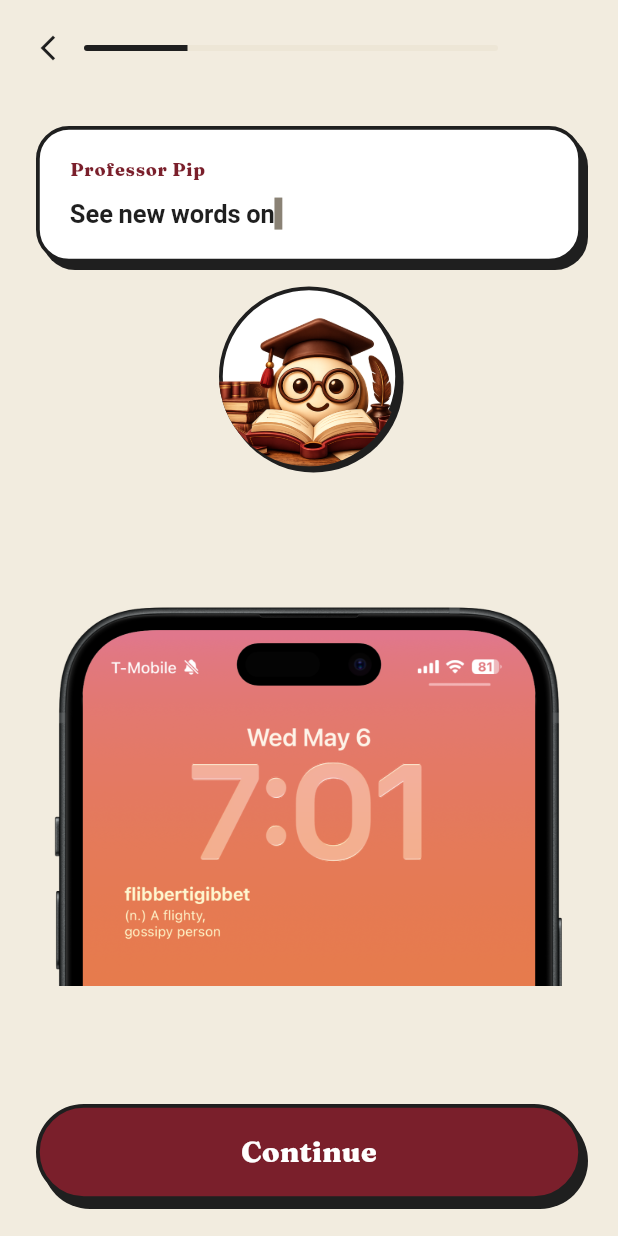
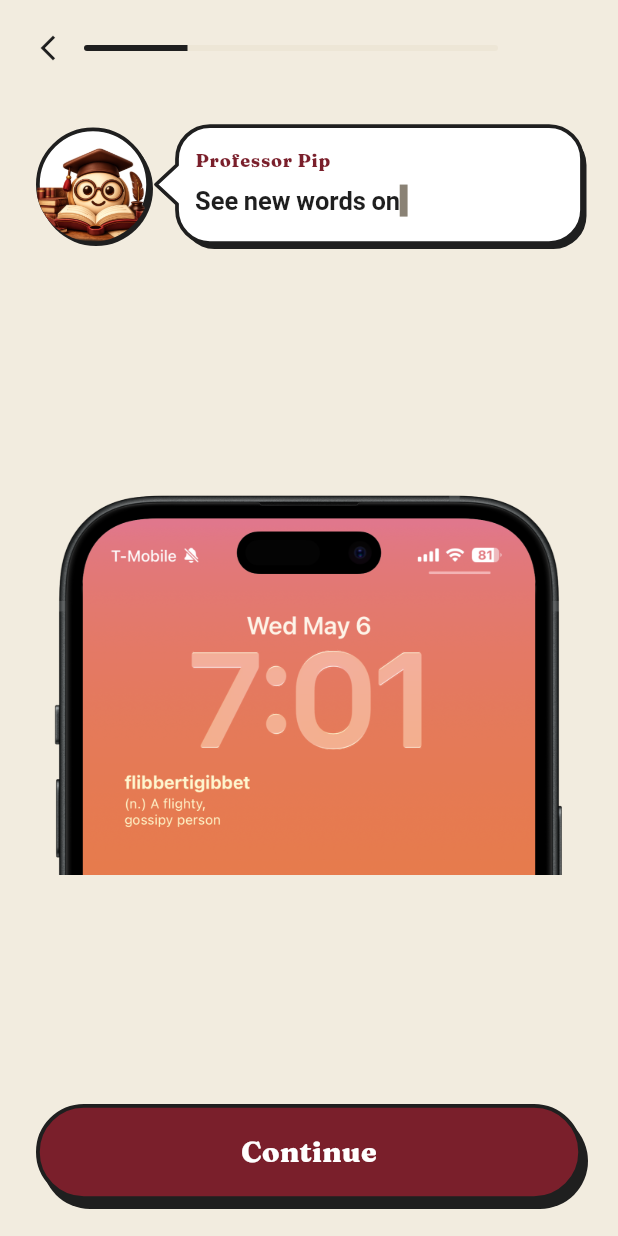
Before and after one commit to gdroel/vocabgenius, a Flutter app: the screen it shows after launch, swiped to page 5, on a phone screen of 412 x 824 dp. Run offline on Flutter 3.47's test engine with Material 3 defaults, Android fonts, the phone set to English and light mode, and no system bars; our stand-ins replace flutter_local_notifications, google_fonts, shared_preferences, timezone; missing offline and left inert: facebook_app_events, posthog_flutter, purchases_flutter, purchases_ui_flutter; network calls fail.

Commit message:
Onboarding lockscreen: Pip avatar left of a tailed bubble, bigger image
Co-Authored-By: Claude Opus 4.8 (1M context) <noreply@anthropic.com>

```diff
--- a/lib/onboarding/screens/screens.dart
+++ b/lib/onboarding/screens/screens.dart
@@ -339,6 +339,185 @@ class _PipIntroBubbleState extends State<_PipIntroBubble>
   }
 }
 
+
+/// Professor Pip avatar on the left with a speech bubble (tail pointing at
+/// him) on the right — frees vertical space so a screen's main visual can be
+/// larger. Same look as the paywall.
+class _PipSpeechRow extends StatelessWidget {
+  final List<String> lines;
+  const _PipSpeechRow({super.key, required this.lines});
+
+  @override
+  Widget build(BuildContext context) {
+    return Row(
+      crossAxisAlignment: CrossAxisAlignment.center,
+      children: [
+        Container(
+          width: 76,
+          height: 76,
+          decoration: BoxDecoration(
+            color: Colors.white,
+            shape: BoxShape.circle,
+            border: Border.all(
+              color: Brutal.borderColor,
+              width: Brutal.borderWidth,
+            ),
+            boxShadow: Brutal.shadow(dx: 2, dy: 3),
+          ),
+          clipBehavior: Clip.antiAlias,
+          child: Transform.scale(
+            scale: 1.25,
+            child: Image.asset('assets/hero-image.png', fit: BoxFit.cover),
+          ),
+        ),
+        const SizedBox(width: 4),
+        Expanded(child: _TailedPipBubble(lines: lines)),
+      ],
+    );
+  }
+}
+
+class _TailedPipBubble extends StatefulWidget {
+  final List<String> lines;
+  const _TailedPipBubble({required this.lines});
+
+  @override
+  State<_TailedPipBubble> createState() => _TailedPipBubbleState();
+}
+
+class _TailedPipBubbleState extends State<_TailedPipBubble>
+    with SingleTickerProviderStateMixin {
+  late final String _full = widget.lines.join('\n\n');
+  late final AnimationController _ctl = AnimationController(
+    vsync: this,
+    duration: Duration(milliseconds: (_full.length * 22).clamp(900, 3200)),
+  );
+  late final Animation<int> _chars = StepTween(begin: 0, end: _full.length)
+      .animate(CurvedAnimation(parent: _ctl, curve: Curves.easeOut));
+
+  int _lastTickedAt = 0;
+
+  @override
+  void initState() {
+    super.initState();
+    _chars.addListener(() {
+      final shown = _chars.value;
+      if (shown > _lastTickedAt && shown - _lastTickedAt >= 3) {
+        _lastTickedAt = shown;
+        HapticFeedback.selectionClick();
+      }
+    });
+    Future.delayed(const Duration(milliseconds: 350), () {
+      if (mounted) _ctl.forward();
+    });
+  }
+
+  @override
+  void dispose() {
+    _ctl.dispose();
+    super.dispose();
+  }
+
+  @override
+  Widget build(BuildContext context) {
+    return CustomPaint(
+      painter: _SpeechBubblePainter(),
+      child: Padding(
+        padding: const EdgeInsets.fromLTRB(26, 14, 18, 16),
+        child: Column(
+          crossAxisAlignment: CrossAxisAlignment.start,
+          children: [
+            const Text(
+              'Professor Pip',
+              style: TextStyle(
+                color: AppColors.burgundy,
+                fontSize: 12,
+                fontWeight: FontWeight.w800,
+                letterSpacing: 0.5,
+              ),
+            ),
+            const SizedBox(height: 6),
+            AnimatedBuilder(
+              animation: _chars,
+              builder: (_, _) {
+                final shown = _full.substring(0, _chars.value);
+                final isTyping = _chars.value < _full.length;
+                return RichText(
+                  text: TextSpan(
+                    style: const TextStyle(
+                      color: AppColors.ink,
+                      fontSize: 17,
+                      fontWeight: FontWeight.w600,
+                      height: 1.4,
+                    ),
+                    children: [
+                      TextSpan(text: shown),
+                      if (isTyping)
+                        const TextSpan(
+                          text: '▍',
+                          style: TextStyle(color: AppColors.muted),
+                        ),
+                    ],
+                  ),
+                );
+              },
+            ),
+          ],
+        ),
+      ),
+    );
+  }
+}
+
+class _SpeechBubblePainter extends CustomPainter {
+  @override
+  void paint(Canvas canvas, Size size) {
+    const tailWidth = 14.0;
+    const tailHeight = 26.0;
+    const radius = Radius.circular(22);
+    final tailCenterY = size.height / 2;
+    const bodyLeft = tailWidth;
+
+    final path = Path()
+      ..moveTo(bodyLeft + radius.x, 0)
+      ..lineTo(size.width - radius.x, 0)
+      ..arcToPoint(Offset(size.width, radius.y), radius: radius)
+      ..lineTo(size.width, size.height - radius.y)
+      ..arcToPoint(Offset(size.width - radius.x, size.height), radius: radius)
+      ..lineTo(bodyLeft + radius.x, size.height)
+      ..arcToPoint(Offset(bodyLeft, size.height - radius.y), radius: radius)
+      ..lineTo(bodyLeft, tailCenterY + tailHeight / 2)
+      ..lineTo(0, tailCenterY)
+      ..lineTo(bodyLeft, tailCenterY - tailHeight / 2)
+      ..lineTo(bodyLeft, radius.y)
+      ..arcToPoint(Offset(bodyLeft + radius.x, 0), radius: radius)
+      ..close();
+
+    canvas.drawPath(
+      path.shift(const Offset(3, 4)),
+      Paint()
+        ..color = Brutal.borderColor
+        ..style = PaintingStyle.fill,
+    );
+    canvas.drawPath(
+      path,
+      Paint()
+        ..color = Colors.white
+        ..style = PaintingStyle.fill,
+    );
+    canvas.drawPath(
+      path,
+      Paint()
+        ..color = Brutal.borderColor
+        ..style = PaintingStyle.stroke
+        ..strokeWidth = Brutal.borderWidth
+        ..strokeJoin = StrokeJoin.round,
+    );
+  }
+
+  @override
+  bool shouldRepaint(covariant CustomPainter oldDelegate) => false;
+}
 
 // 2. Tailor word recommendations
 class Step02TailorIntro extends StatelessWidget {
@@ -487,33 +666,9 @@ class Step04bLockscreenIntro extends StatelessWidget {
           crossAxisAlignment: CrossAxisAlignment.stretch,
           children: [
             const SizedBox(height: 8),
-            _PipIntroBubble(
+            _PipSpeechRow(
               key: ValueKey(line),
               lines: [line],
-            ),
-            const SizedBox(height: 16),
-            Center(
-              child: Container(
-                width: 120,
-                height: 120,
-                decoration: BoxDecoration(
-                  color: Colors.white,
-                  shape: BoxShape.circle,
-                  border: Border.all(
-                    color: Brutal.borderColor,
-                    width: Brutal.borderWidth,
-                  ),
-                  boxShadow: Brutal.shadow(dx: 3, dy: 4),
-                ),
-                clipBehavior: Clip.antiAlias,
-                child: Transform.scale(
-                  scale: 1.25,
-                  child: Image.asset(
-                    'assets/hero-image.png',
-                    fit: BoxFit.cover,
-                  ),
-                ),
-              ),
             ),
             const SizedBox(height: 16),
             Expanded(
```
